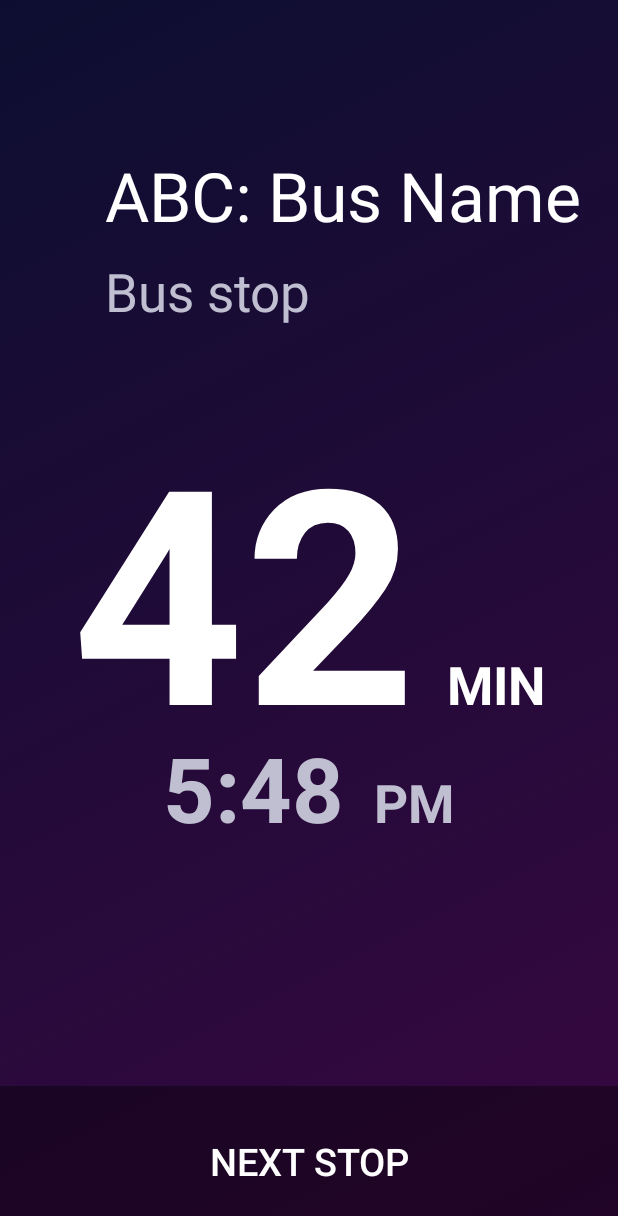
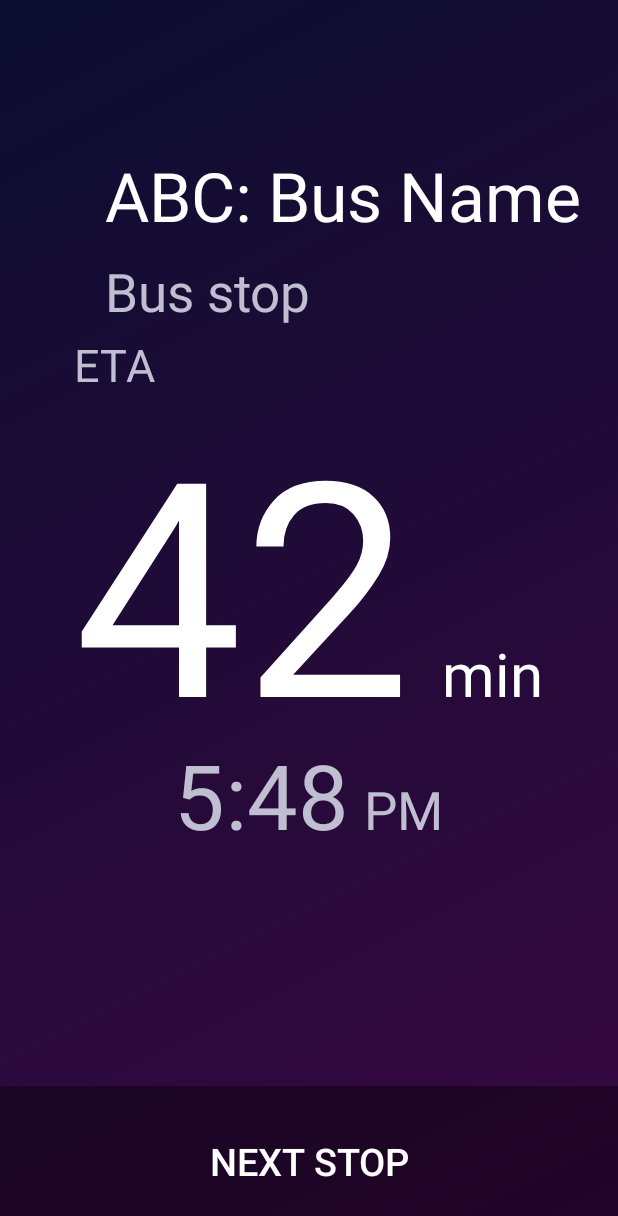
Before and after one commit to williamyeny/TimeDisplay, an Android app: the screen it shows after launch (FullscreenActivity), on a phone screen of 412 x 824 dp. Shown: the top 1216 px of the screen. Run offline under Robolectric (Android 15) with nearby library versions, the phone set to English and light mode, and no system bars.

Commit message:
improved ui
added eta, changed font weights

```diff
--- a/app/src/main/res/layout/activity_fullscreen.xml
+++ b/app/src/main/res/layout/activity_fullscreen.xml
@@ -26,6 +26,18 @@
         android:textColor="@color/colorTextSecondary"
         android:textSize="35sp" />
 
+    <TextView
+        android:id="@+id/textView"
+        android:layout_width="wrap_content"
+        android:layout_height="wrap_content"
+        android:text="ETA"
+        android:textColor="@color/colorTextSecondary"
+        android:textSize="30sp"
+        android:layout_above="@+id/estimatedArrivalLayout"
+        android:layout_alignLeft="@+id/estimatedArrivalLayout"
+        android:layout_alignStart="@+id/estimatedArrivalLayout"
+        android:layout_marginBottom="-10sp"/>
+
     <RelativeLayout
         android:id="@+id/estimatedArrivalLayout"
         android:layout_width="wrap_content"
@@ -44,18 +56,16 @@
                 android:layout_height="wrap_content"
                 android:text="42"
                 android:textColor="@color/colorTextPrimary"
-                android:textSize="200sp"
-                android:textStyle="bold" />
+                android:textSize="200sp" />
 
             <TextView
                 android:id="@+id/minText"
                 android:layout_width="wrap_content"
                 android:layout_height="wrap_content"
                 android:layout_marginLeft="20dp"
-                android:text="MIN"
+                android:text="min"
                 android:textColor="@color/colorTextPrimary"
-                android:textSize="35sp"
-                android:textStyle="bold" />
+                android:textSize="40sp" />
         </LinearLayout>
 
         <LinearLayout
@@ -64,7 +74,7 @@
             android:layout_height="wrap_content"
             android:layout_below="@id/timeLeftLayout"
             android:layout_centerHorizontal="true"
-            android:layout_marginTop="-40dp">
+            android:layout_marginTop="-30dp">
 
             <TextView
                 android:id="@+id/arrivalTimeText"
@@ -72,18 +82,16 @@
                 android:layout_height="wrap_content"
                 android:text="5:48"
                 android:textColor="@color/colorTextSecondary"
-                android:textSize="60sp"
-                android:textStyle="bold" />
+                android:textSize="60sp" />
 
             <TextView
                 android:id="@+id/pmText"
                 android:layout_width="wrap_content"
                 android:layout_height="wrap_content"
-                android:layout_marginLeft="20dp"
+                android:layout_marginLeft="10dp"
                 android:text="PM"
                 android:textColor="@color/colorTextSecondary"
-                android:textSize="35sp"
-                android:textStyle="bold" />
+                android:textSize="35sp" />
         </LinearLayout>
 
 
```
